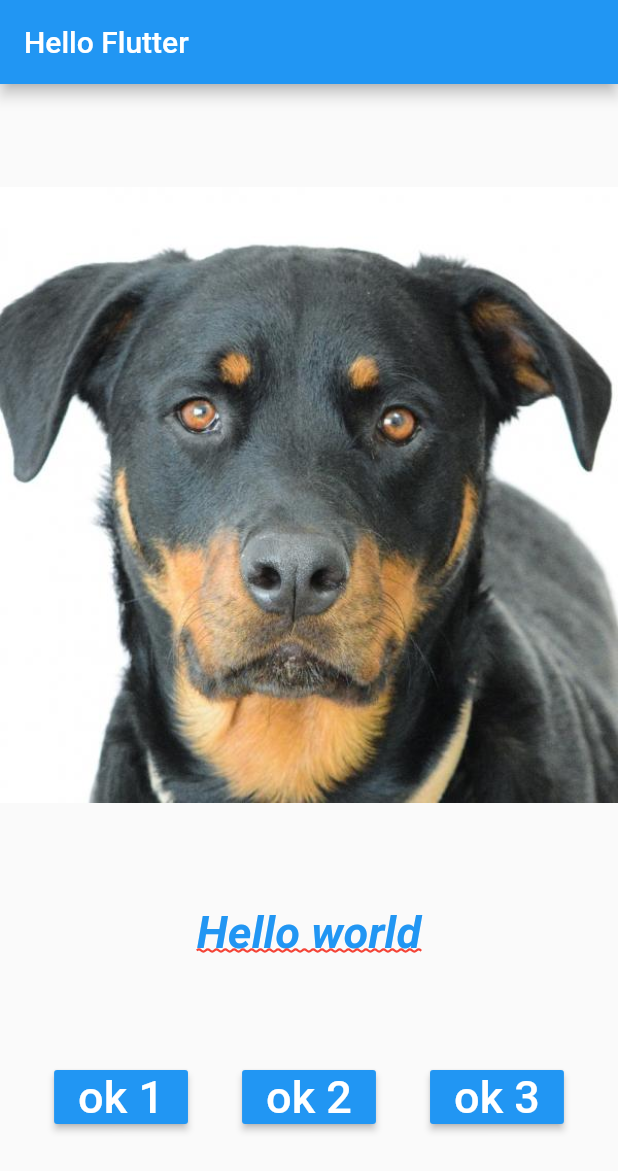
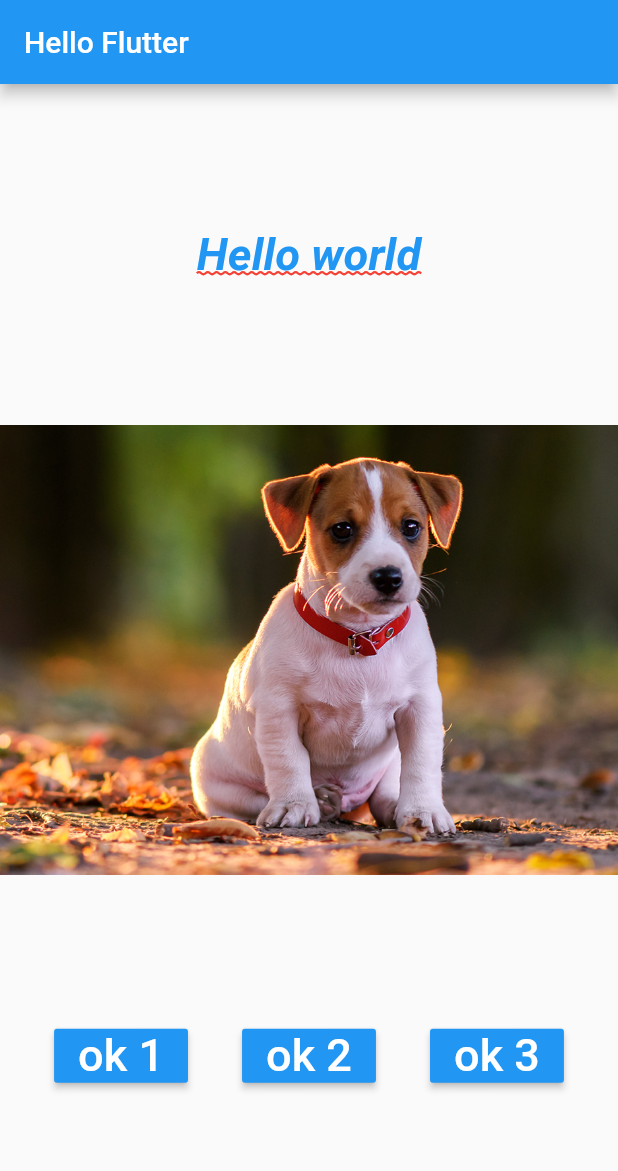
Before and after one commit to FrancaTM/flutter-hello, a Flutter app: the screen it shows after launch, on a phone screen of 412 x 824 dp. Shown: the top 1171 px of the screen. Run offline on Flutter 3.47's test engine with Material 2 defaults, Android fonts, the phone set to English and light mode, and no system bars.

Commit message:
adiciona pageview

```diff
--- a/lib/home_page.dart
+++ b/lib/home_page.dart
@@ -18,19 +18,38 @@ class HomePage extends StatelessWidget {
         child: Column(
           mainAxisAlignment: MainAxisAlignment.spaceEvenly,
           children: <Widget>[
-            _buildImage(),
             _buildText(),
-            Row(
-              mainAxisAlignment: MainAxisAlignment.spaceEvenly,
-              children: <Widget>[
-                _buildButton('ok 1', () => print('clicou ok 1')),
-                _buildButton('ok 2', () => print('clicou ok 2')),
-                _buildButton('ok 3', () => print('clicou ok 3')),
-              ],
-            ),
+            _buildPageView(),
+            _buildButtonsRow(),
           ],
         ),
       ),
+    );
+  }
+
+  SizedBox _buildPageView() {
+    return SizedBox(
+      height: 300,
+      child: PageView(
+        children: <Widget>[
+          _buildImage('assets/images/dog1.png'),
+          _buildImage('assets/images/dog2.png'),
+          _buildImage('assets/images/dog3.png'),
+          _buildImage('assets/images/dog4.png'),
+          _buildImage('assets/images/dog5.png'),
+        ],
+      ),
+    );
+  }
+
+  Row _buildButtonsRow() {
+    return Row(
+      mainAxisAlignment: MainAxisAlignment.spaceEvenly,
+      children: <Widget>[
+        _buildButton('ok 1', () => print('clicou ok 1')),
+        _buildButton('ok 2', () => print('clicou ok 2')),
+        _buildButton('ok 3', () => print('clicou ok 3')),
+      ],
     );
   }
 
@@ -49,9 +68,9 @@ class HomePage extends StatelessWidget {
     );
   }
 
-  Image _buildImage() {
+  Image _buildImage(String image) {
     return Image.asset(
-      'assets/images/dog4.png',
+      image,
       fit: BoxFit.cover,
     );
   }
```
